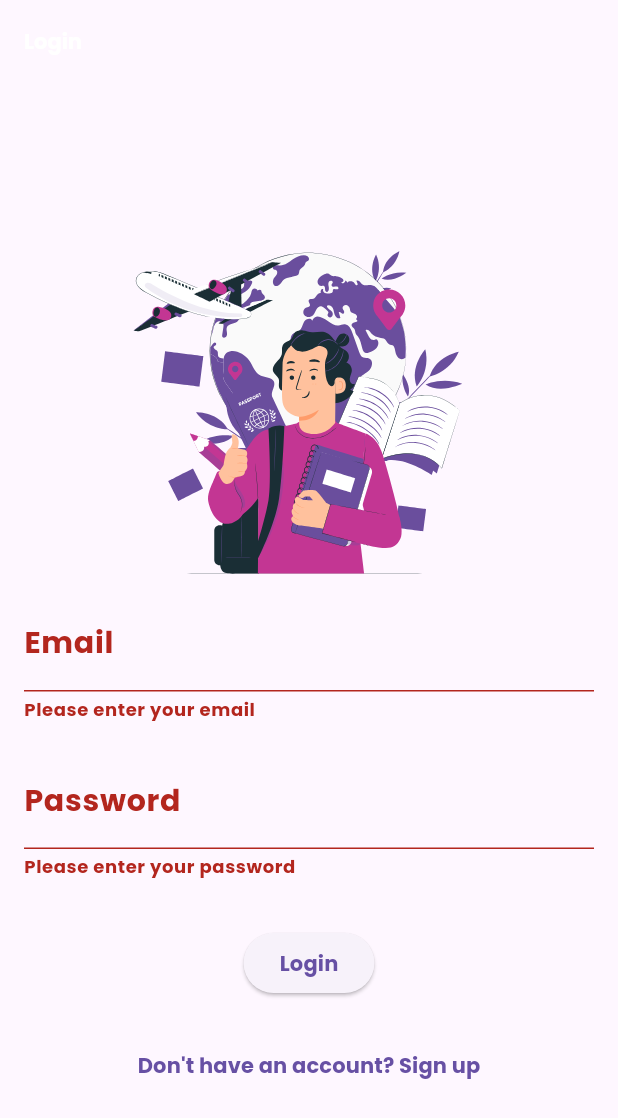
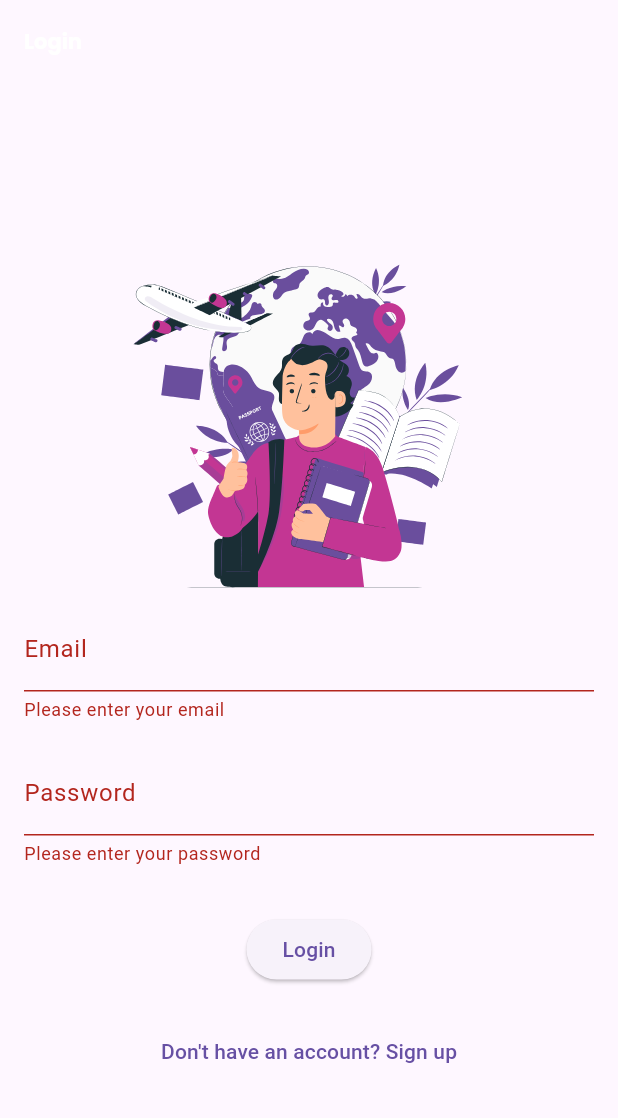
Before and after one commit to Kartik18-bit-hue/studentnotesapp, a Flutter app: the screen it shows after launch, after a tap on "Login", on a phone screen of 412 x 824 dp. Shown: the top 1118 px of the screen. Run offline on Flutter 3.47's test engine with Material 3 defaults, Android fonts, the phone set to English and light mode, and no system bars; our stand-ins replace cloud_firestore, firebase_auth, firebase_core, flutter_slidable, google_fonts, iconly and 4 more; accounts and stored records are empty; statements that could not run were skipped.

```diff
--- a/lib/Authtentication/login.dart
+++ b/lib/Authtentication/login.dart
@@ -6,9 +6,6 @@ import 'package:quickalert/quickalert.dart';
 import 'package:sqlite_flutter_crud/Authtentication/signup.dart'; // Add the sign up page import
 import 'package:sqlite_flutter_crud/constants.dart';
 import 'package:sqlite_flutter_crud/pages/home_screen.dart';
-
-
-
 
 class LoginScreen extends StatefulWidget {
   const LoginScreen({super.key});
@@ -36,10 +33,13 @@ class _LoginScreenState extends State<LoginScreen> {
           email: email.text.trim(),
           password: password.text.trim(),
         );
-        // On successful login, redirect to Home page
-        Navigator.push(
+
+        // On successful login, redirect to HomeScreen without dark mode params
+        Navigator.pushReplacement(
           context,
-          MaterialPageRoute(builder: (context) => HomeScreen()),
+          MaterialPageRoute(
+            builder: (context) => const HomeScreen(),
+          ),
         );
       } on FirebaseAuthException catch (e) {
         QuickAlert.show(
@@ -54,13 +54,11 @@ class _LoginScreenState extends State<LoginScreen> {
   @override
   Widget build(BuildContext context) {
     return Scaffold(
-
-      appBar: AppBar(title:  const Text("Login"),titleTextStyle: const TextStyle(fontFamily: "Poppins"),
-
-
+      appBar: AppBar(
+        title: const Text("Login"),
+        titleTextStyle: const TextStyle(fontFamily: "Poppins"),
       ),
       body: Padding(
-
         padding: const EdgeInsets.all(16.0),
         child: Form(
           key: formKey,
@@ -72,7 +70,6 @@ class _LoginScreenState extends State<LoginScreen> {
                 height: 250,
                 child: Lottie.asset(lottieURL, animate: true),
               ),
-
               TextFormField(
                 controller: email,
                 decoration: const InputDecoration(labelText: "Email"),
@@ -100,8 +97,6 @@ class _LoginScreenState extends State<LoginScreen> {
                 onPressed: _login,
                 child: const Text("Login"),
               ),
-
-              // Add Sign Up option
               const SizedBox(height: 20),
               TextButton(
                 onPressed: () {
--- a/lib/Authtentication/signup.dart
+++ b/lib/Authtentication/signup.dart
@@ -48,7 +48,7 @@ class _SignUpState extends State<SignUp> {
         );
         Navigator.pushReplacement(
           context,
-          MaterialPageRoute(builder: (context) => NotesListPage()),
+          MaterialPageRoute(builder: (context) => const LoginScreen()),
         );
       } on FirebaseAuthException catch (e) {
         QuickAlert.show(
--- a/lib/main.dart
+++ b/lib/main.dart
@@ -1,20 +1,13 @@
 import 'package:flutter/material.dart';
 import 'package:firebase_core/firebase_core.dart';
 import 'package:firebase_auth/firebase_auth.dart';
-
 import 'package:sqlite_flutter_crud/Authtentication/login.dart';
-
 import 'package:sqlite_flutter_crud/firebase_options.dart';
 import 'package:sqlite_flutter_crud/pages/home_screen.dart';
 
 void main() async {
   WidgetsFlutterBinding.ensureInitialized();
-
-  // Initialize Firebase with platform-specific options
-  await Firebase.initializeApp(
-    options: DefaultFirebaseOptions.currentPlatform,
-  );
-
+  await Firebase.initializeApp(options: DefaultFirebaseOptions.currentPlatform);
   runApp(MyApp());
 }
 
@@ -26,28 +19,10 @@ class MyApp extends StatelessWidget {
     return MaterialApp(
       debugShowCheckedModeBanner: false,
       title: 'Student Management System',
-      theme: ThemeData(
-        primarySwatch: Colors.blue,
-        fontFamily: 'Poppins',
-        textTheme: const TextTheme(
-          titleLarge: TextStyle(
-              fontSize: 20, color: Colors.white, fontWeight: FontWeight.w500),
-          bodyLarge: TextStyle(fontSize: 20, fontWeight: FontWeight.w500),
-          bodyMedium: TextStyle(fontSize: 16, fontWeight: FontWeight.w500),
-          displayMedium: TextStyle(
-              fontWeight: FontWeight.w700, fontSize: 18, color: Colors.black),
-        ),
-      ),
-      home: Builder(
-        builder: (context) {
-          double screenWidth = MediaQuery.of(context).size.width;
-          double containerWidth = screenWidth <= 800 ? double.infinity : 600;
-
-          return _auth.currentUser == null
-              ? const LoginScreen()
-              : HomeScreen(); // You can pass containerWidth to the screen if needed
-        },
-      ),
+      theme: ThemeData.light(), // Always light theme
+      home: _auth.currentUser == null
+          ? const LoginScreen()
+          : const HomeScreen(),
     );
   }
 }
--- a/lib/todo_home_screen.dart
+++ b/lib/todo_home_screen.dart
@@ -105,13 +105,14 @@ class _TodoHomeScreenState extends State<TodoHomeScreen> with SingleTickerProvid
           CompletedWidget(),
         ],
       ),
-      floatingActionButtonLocation: FloatingActionButtonLocation.centerDocked,
+      floatingActionButtonLocation: FloatingActionButtonLocation.endFloat,
       floatingActionButton: FloatingActionButton(
         backgroundColor: Colors.white,
 
         onPressed: () {
           Navigator.of(context).push(
             MaterialPageRoute(builder: (context) => const CreateTaskPage()),
+
           );
         },
         tooltip: "Increment",
--- a/pubspec.yaml
+++ b/pubspec.yaml
@@ -51,7 +51,8 @@ dependencies:
   bloc: ^9.0.0
   iconly: ^1.0.1
   equatable: ^2.0.7
-  dotted_border: ^2.0.0
+  pdf: ^3.11.3
+  printing: ^5.14.2
 
 
 dev_dependencies:
```
Also changed, not shown: lib/JsonModels/services/calculator.dart (added, +7 -0 lines), lib/bloc/drawer_event.dart (deleted, +0 -18 lines), lib/bloc/nav_drawer_bloc.dart (deleted, +0 -17 lines), lib/bloc/nav_drawer_state.dart (deleted, +0 -19 lines), lib/pages/calculator.dart (added, +143 -0 lines), lib/pages/home_screen.dart (+17 -7 lines), lib/tasks.dart (+2 -14 lines), pubspec.lock, 13 other files.
